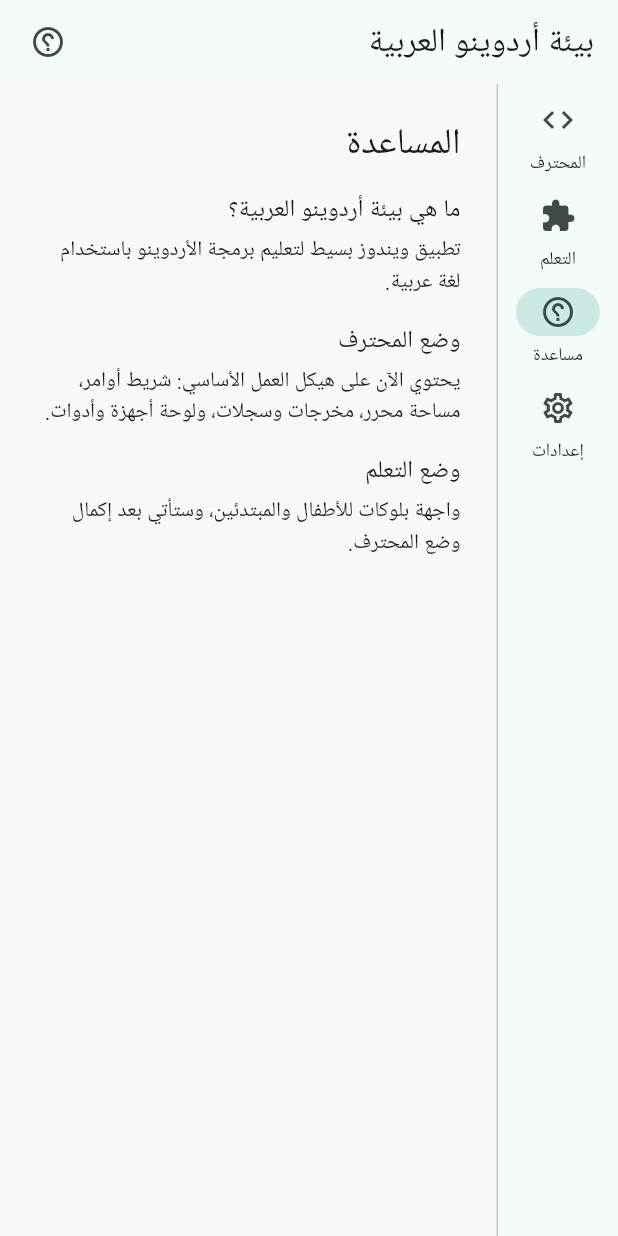
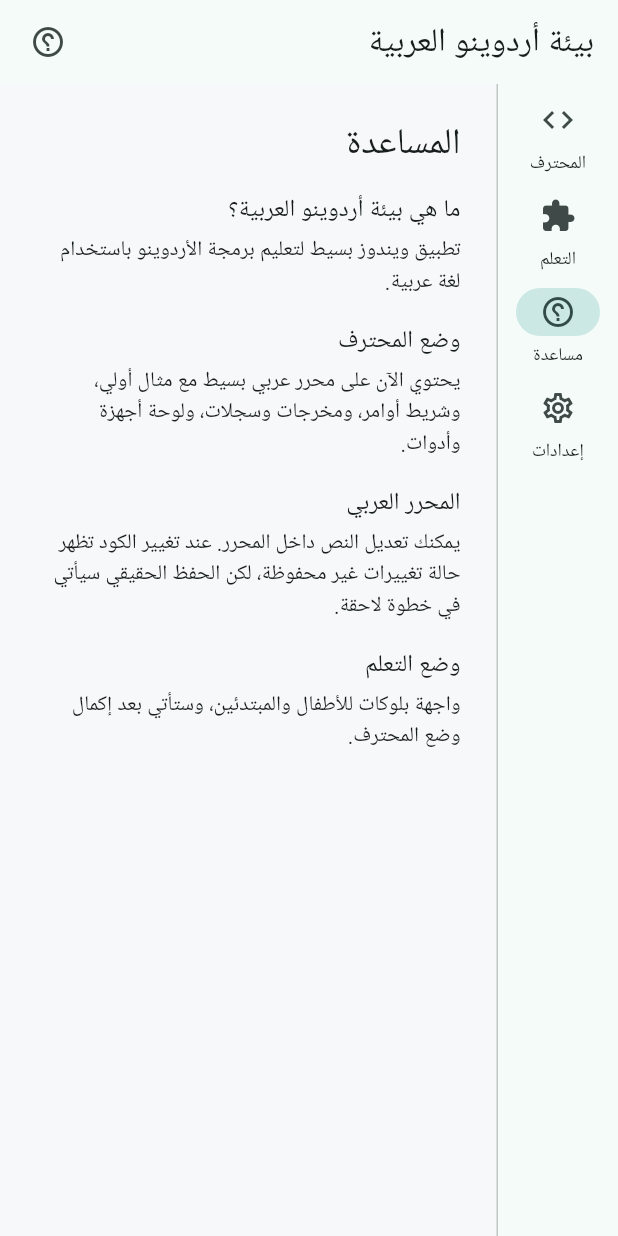
Before and after one commit to saeed-33/arabic_arduino_ide, a Flutter app: the screen it shows after launch, after a tap on "التعلم", after a tap on "مساعدة", on a phone screen of 412 x 824 dp. Run offline on Flutter 3.47's test engine with Material 3 defaults, Android fonts, the phone set to English and light mode, and no system bars; Roboto replaces fonts that are missing (Segoe UI).

Commit message:
step 3: add lightweight Arabic editor

```diff
--- a/IDE/lib/features/help/help_page.dart
+++ b/IDE/lib/features/help/help_page.dart
@@ -17,7 +17,12 @@
         const _HelpItem(
           title: 'وضع المحترف',
           body:
-              'يحتوي الآن على هيكل العمل الأساسي: شريط أوامر، مساحة محرر، مخرجات وسجلات، ولوحة أجهزة وأدوات.',
+              'يحتوي الآن على محرر عربي بسيط مع مثال أولي، وشريط أوامر، ومخرجات وسجلات، ولوحة أجهزة وأدوات.',
+        ),
+        const _HelpItem(
+          title: 'المحرر العربي',
+          body:
+              'يمكنك تعديل النص داخل المحرر. عند تغيير الكود تظهر حالة تغييرات غير محفوظة، لكن الحفظ الحقيقي سيأتي في خطوة لاحقة.',
         ),
         const _HelpItem(
           title: 'وضع التعلم',
--- a/IDE/lib/features/pro_mode/pro_mode_page.dart
+++ b/IDE/lib/features/pro_mode/pro_mode_page.dart
@@ -1,16 +1,62 @@
 import 'package:flutter/material.dart';
 
-class ProModePage extends StatelessWidget {
+class ProModePage extends StatefulWidget {
   const ProModePage({super.key});
 
   @override
+  State<ProModePage> createState() => _ProModePageState();
+}
+
+class _ProModePageState extends State<ProModePage> {
+  static const _initialCode = '''
+ابدأ
+  اجعل المنفذ 13 مخرج
+
+كرر دائما
+  شغّل المنفذ 13
+  انتظر 1000
+  أطفئ المنفذ 13
+  انتظر 1000
+نهاية
+''';
+
+  late final TextEditingController _editorController;
+  bool _hasUnsavedChanges = false;
+
+  @override
+  void initState() {
+    super.initState();
+    _editorController = TextEditingController(text: _initialCode);
+    _editorController.addListener(_handleCodeChanged);
+  }
+
+  @override
+  void dispose() {
+    _editorController
+      ..removeListener(_handleCodeChanged)
+      ..dispose();
+    super.dispose();
+  }
+
+  void _handleCodeChanged() {
+    final hasChanges = _editorController.text != _initialCode;
+    if (hasChanges == _hasUnsavedChanges) {
+      return;
+    }
+
+    setState(() {
+      _hasUnsavedChanges = hasChanges;
+    });
+  }
+
+  @override
   Widget build(BuildContext context) {
-    return const Padding(
-      padding: EdgeInsets.all(16),
+    return Padding(
+      padding: const EdgeInsets.all(16),
       child: Column(
         children: [
-          _CommandBar(),
-          SizedBox(height: 12),
+          const _CommandBar(),
+          const SizedBox(height: 12),
           Expanded(
             child: Row(
               children: [
@@ -18,14 +64,19 @@
                   flex: 4,
                   child: Column(
                     children: [
-                      Expanded(child: _EditorPlaceholder()),
-                      SizedBox(height: 12),
-                      SizedBox(height: 170, child: _OutputPanel()),
+                      Expanded(
+                        child: _ArabicCodeEditor(
+                          controller: _editorController,
+                          hasUnsavedChanges: _hasUnsavedChanges,
+                        ),
+                      ),
+                      const SizedBox(height: 12),
+                      const SizedBox(height: 170, child: _OutputPanel()),
                     ],
                   ),
                 ),
-                SizedBox(width: 12),
-                SizedBox(width: 260, child: _DeviceToolsPanel()),
+                const SizedBox(width: 12),
+                const SizedBox(width: 260, child: _DeviceToolsPanel()),
               ],
             ),
           ),
@@ -126,8 +177,14 @@
   }
 }
 
-class _EditorPlaceholder extends StatelessWidget {
-  const _EditorPlaceholder();
+class _ArabicCodeEditor extends StatelessWidget {
+  const _ArabicCodeEditor({
+    required this.controller,
+    required this.hasUnsavedChanges,
+  });
+
+  final TextEditingController controller;
+  final bool hasUnsavedChanges;
 
   @override
   Widget build(BuildContext context) {
@@ -135,22 +192,29 @@
       child: Column(
         crossAxisAlignment: CrossAxisAlignment.stretch,
         children: [
-          const _PanelHeader(
+          _PanelHeader(
             icon: Icons.edit_note,
             title: 'المحرر',
-            trailing: 'ملف غير محفوظ',
+            trailing: hasUnsavedChanges ? 'تغييرات غير محفوظة' : 'محفوظ مؤقتا',
           ),
           Expanded(
             child: Container(
-              padding: const EdgeInsets.all(20),
               color: Colors.white,
-              child: Align(
-                alignment: Alignment.topRight,
-                child: Text(
-                  'اكتب هنا كود الأردوينو العربي في الخطوات القادمة...',
-                  style: Theme.of(context).textTheme.bodyLarge?.copyWith(
-                    color: Theme.of(context).colorScheme.outline,
-                  ),
+              child: TextField(
+                controller: controller,
+                expands: true,
+                maxLines: null,
+                minLines: null,
+                textAlign: TextAlign.right,
+                textDirection: TextDirection.rtl,
+                keyboardType: TextInputType.multiline,
+                decoration: const InputDecoration(
+                  border: InputBorder.none,
+                  contentPadding: EdgeInsets.all(20),
+                ),
+                style: Theme.of(context).textTheme.bodyLarge?.copyWith(
+                  fontFamily: 'Cascadia Mono',
+                  height: 1.55,
                 ),
               ),
             ),
```
Also changed, not shown: 2 other files.
